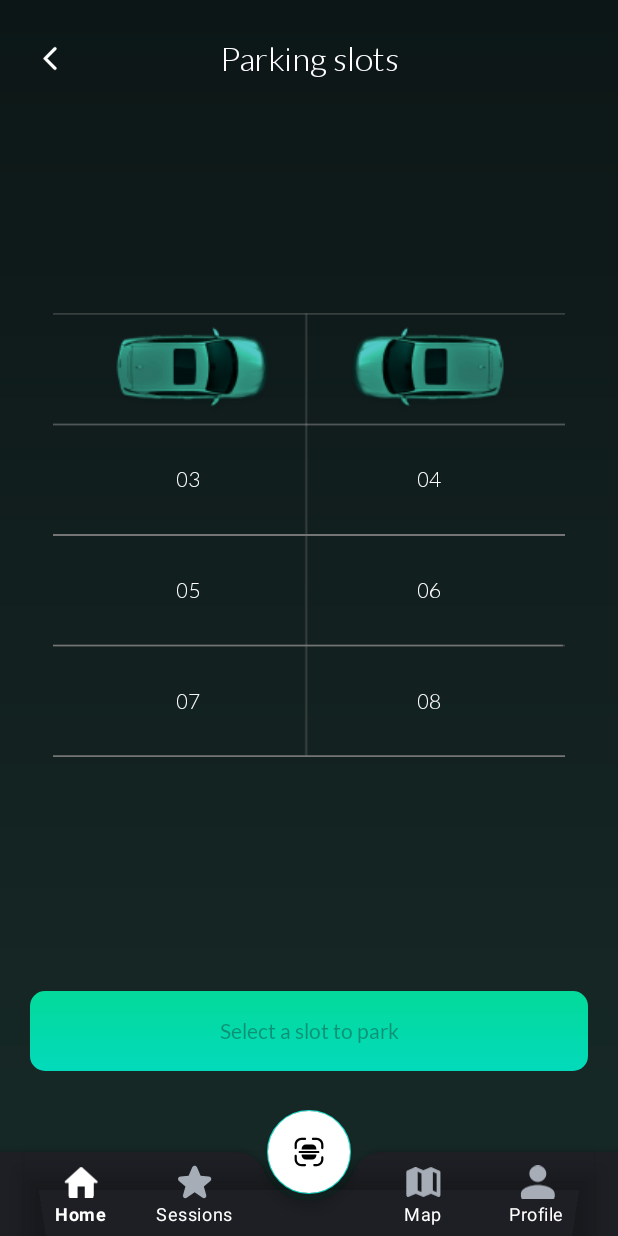
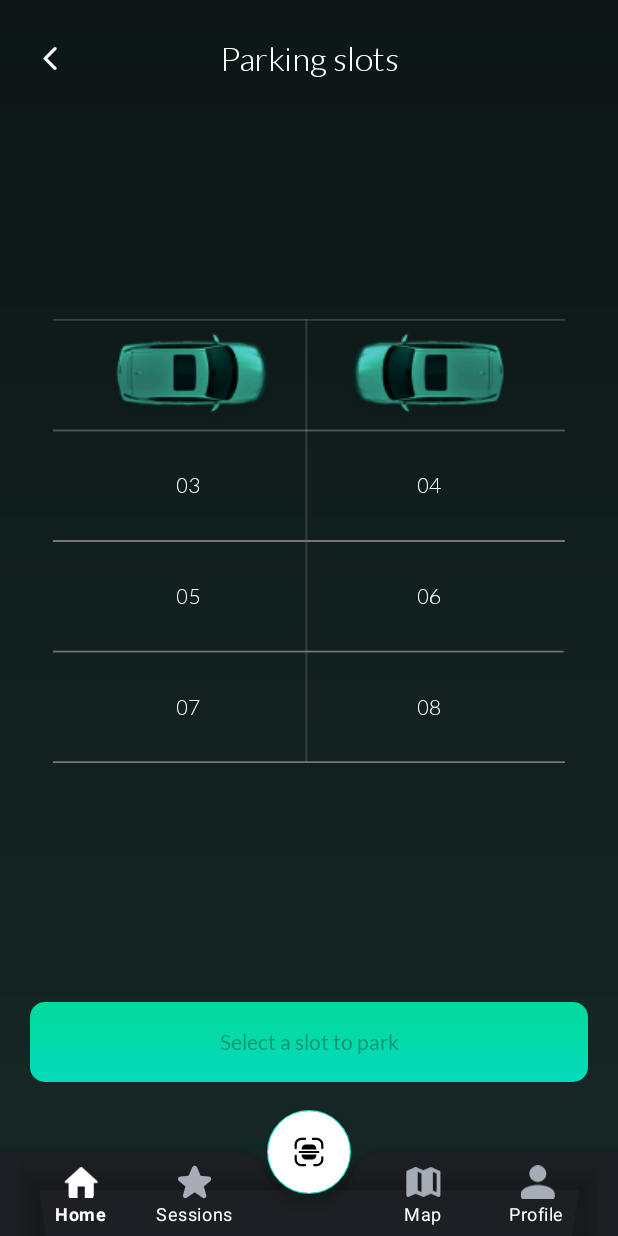
Before and after one commit to zsoltzsolt/SmartPark, an Android app: the HomeFragment screen opened directly, with no data from a screen before it, on a phone screen of 412 x 824 dp. Run offline under Robolectric (Android 15) with nearby library versions, the phone set to English and light mode, and no system bars; network calls fail.

Commit message:
Fulscreen frame

```diff
--- a/app/src/main/res/layout/activity_main.xml
+++ b/app/src/main/res/layout/activity_main.xml
@@ -5,14 +5,14 @@
     xmlns:tools="http://schemas.android.com/tools"
     android:layout_width="match_parent"
     android:layout_height="match_parent"
-    android:background="#162826"
+    android:background="@android:color/transparent"
     tools:context=".ui.main.MainActivity">
 
     <FrameLayout
         android:id="@+id/frame_layout"
-        android:layout_width="0dp"
-        android:layout_height="0dp"
-        app:layout_constraintBottom_toTopOf="@id/coordinator_layout"
+        android:layout_width="match_parent"
+        android:layout_height="match_parent"
+        app:layout_constraintBottom_toTopOf="parent"
         app:layout_constraintEnd_toEndOf="parent"
         app:layout_constraintStart_toStartOf="parent"
         app:layout_constraintTop_toTopOf="parent"/>
@@ -62,7 +62,8 @@
             android:contentDescription="SCAN"
             android:src="@drawable/scan"
             android:theme="@style/Theme.MaterialComponents"
-            app:layout_anchor="@id/bottomNavigationView" />>
+            app:layout_anchor="@id/bottomNavigationView" />
     </androidx.coordinatorlayout.widget.CoordinatorLayout>
 
+
 </androidx.constraintlayout.widget.ConstraintLayout>
--- a/app/src/main/res/layout/fragment_home.xml
+++ b/app/src/main/res/layout/fragment_home.xml
@@ -263,6 +263,16 @@
 
         </LinearLayout>
 
+        <androidx.constraintlayout.widget.Guideline
+            android:id="@+id/guideline_bottom_app_bar"
+            android:layout_width="wrap_content"
+            android:layout_height="wrap_content"
+            android:orientation="horizontal"
+            app:layout_constraintEnd_toEndOf="parent"
+            app:layout_constraintStart_toStartOf="parent"
+            app:layout_constraintTop_toTopOf="parent"
+            app:layout_constraintGuide_percent="0.9" />
+
 
         <androidx.appcompat.widget.AppCompatButton
             android:id="@+id/btn_park"
@@ -275,7 +285,7 @@
             android:fontFamily="@font/lato"
             android:text="Select a slot to park"
             android:textAllCaps="false"
-            app:layout_constraintBottom_toBottomOf="parent" />
+            app:layout_constraintBottom_toBottomOf="@id/guideline_bottom_app_bar" />
 
 
     </androidx.constraintlayout.widget.ConstraintLayout>
```
